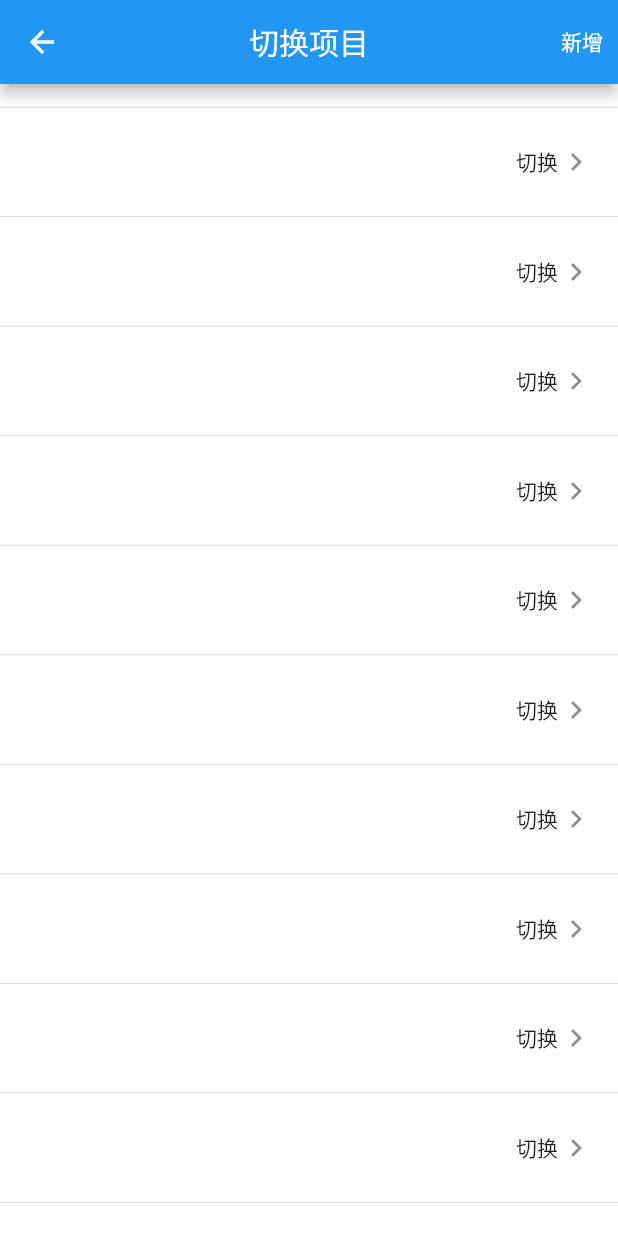
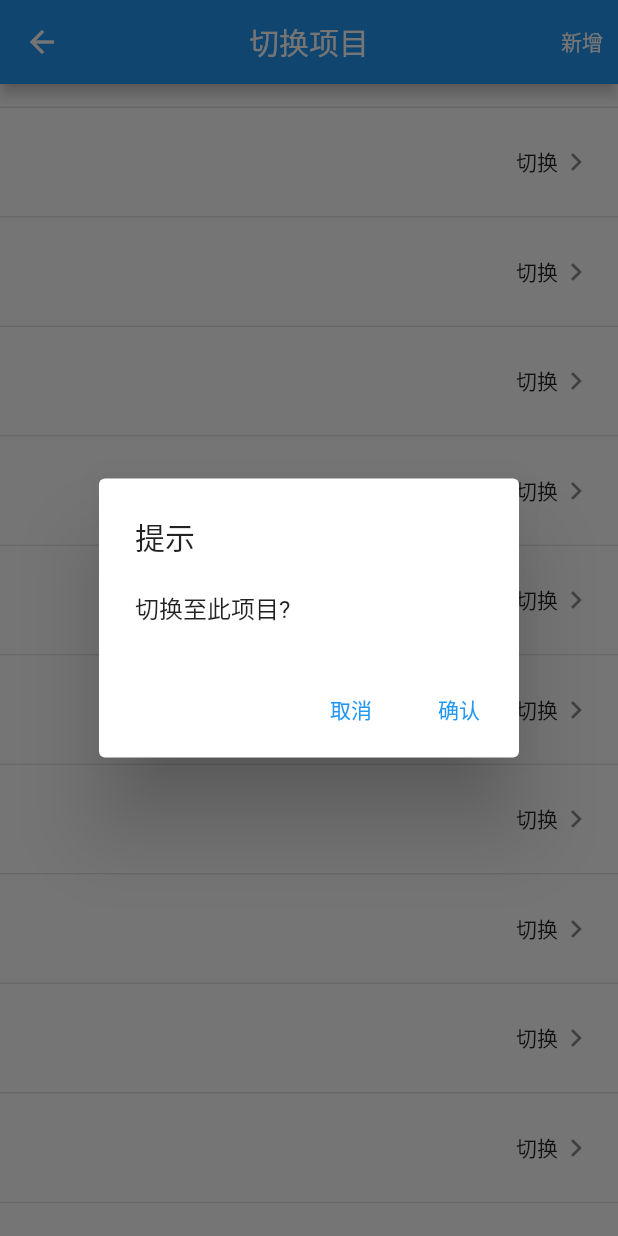
Before and after one commit to vcqzero/jjhy-app-refactor, a Flutter app: the ExchangeWorkyard screen opened directly, scrolled down 1152 dp, after a tap on "切换", on a phone screen of 412 x 824 dp. Run offline on Flutter 3.47's test engine with Material 2 defaults, Android fonts, the phone set to English and light mode, and no system bars; our stand-ins replace dio, flutter_easyloading, flutter_svg, fluttertoast, get_storage, image_picker and 4 more; missing offline and left inert: amap_flutter_base, amap_flutter_location, amap_flutter_map; accounts and stored records are empty; network calls fail.

Commit message:
完成项目切换

```diff
--- a/lib/config/Config.dart
+++ b/lib/config/Config.dart
@@ -14,7 +14,7 @@ class Config {
 
   /// 接口baseUrl
   static String baseUrlProduction = 'https://api.jjhycom.cn';
-  static String baseUrlDevelopment = 'http://10.231.92.48:3000';
+  static String baseUrlDevelopment = 'http://10.231.92.78:3000';
 
   /// 获取baseurl
   static String getBaseUrl() {
--- a/lib/pages/profile/ExchangeWorkyard.dart
+++ b/lib/pages/profile/ExchangeWorkyard.dart
@@ -1,8 +1,15 @@
+import 'dart:developer';
+
+import 'package:app/api/UserApi.dart';
 import 'package:app/assets/ImageAssets.dart';
 import 'package:app/store/User.dart';
+import 'package:app/utils/MyDialog.dart';
+import 'package:app/utils/MyDio.dart';
+import 'package:app/utils/MyEasyLoading.dart';
 import 'package:app/utils/MyRoles.dart';
 import 'package:app/widgets/MyAppBar.dart';
 import 'package:app/widgets/MyTile.dart';
+import 'package:dio/dio.dart';
 import 'package:flutter/material.dart';
 
 class ExchangeWorkyard extends StatefulWidget {
@@ -14,6 +21,8 @@ class ExchangeWorkyard extends StatefulWidget {
 
 class _ExchangeWorkyardState extends State<ExchangeWorkyard> {
   late User _user;
+  CancelToken? _cancelToken;
+  bool _loading = false;
 
   @override
   void initState() {
@@ -21,16 +30,44 @@ class _ExchangeWorkyardState extends State<ExchangeWorkyard> {
     super.initState();
   }
 
-  Widget _getItemTile(int index) {
+  @override
+  void dispose() {
+    _cancelToken?.cancel();
+    super.dispose();
+  }
+
+  _exchangeWrokyard(int? wid) async {
+    try {
+      if (_loading || wid == null) return;
+      _loading = true;
+
+      MyEasyLoading.loading('切换中...');
+      MyResponse res = UserApi.exchangeWorkyard(wid);
+      _cancelToken = res.cancelToken;
+      await res.future.then((value) => null);
+      await User.reload();
+      setState(() {
+        _user = User.cached();
+      });
+      MyEasyLoading.success('操作成功');
+    } catch (e) {
+      log('错误', error: e);
+    } finally {
+      _loading = false;
+      MyEasyLoading.hide();
+    }
+  }
+
+  Widget _getItemTile(int index, BuildContext context) {
     Map workyard = _user.workyards?[index] ?? {};
     String? name = workyard['name'];
-    int? id = workyard['id'];
+    int? wid = workyard['id'];
     Map? pivot = workyard['pivot'];
     String? roleName = pivot?['role'];
     String roleLabel = MyRoles().getLabel(roleName);
-    bool isUsing = id != null &&
+    bool isUsing = wid != null &&
         _user.workyard?['id'] != null &&
-        id == _user.workyard?['id'];
+        wid == _user.workyard?['id'];
 
     return MyTile(
       title: name ?? '',
@@ -41,7 +78,16 @@ class _ExchangeWorkyardState extends State<ExchangeWorkyard> {
               style: TextStyle(color: Colors.green),
             )
           : Text('切换'),
-      onTap: isUsing ? null : () {},
+      onTap: isUsing
+          ? null
+          : () {
+              MyDialog(
+                context,
+                title: '提示',
+                textChildren: [Text('切换至此项目?')],
+                onConfirm: () => {_exchangeWrokyard(wid)},
+              ).open();
+            },
     );
   }
 
@@ -60,8 +106,8 @@ class _ExchangeWorkyardState extends State<ExchangeWorkyard> {
           ],
         ),
         body: ListView.builder(
-          itemBuilder: (context, index) {
-            return _getItemTile(index);
+          itemBuilder: (c, index) {
+            return _getItemTile(index, context);
           },
           itemCount: _user.workyards?.length,
         ),
--- a/lib/store/User.dart
+++ b/lib/store/User.dart
@@ -102,6 +102,7 @@ class User {
   }
 
   /// 从服务器重新刷新用户数据
+  /// 然后调用User.cached()
   static Future<void> reload() async {
     try {
       // 判断是否存在token
--- a/lib/utils/MyEasyLoading.dart
+++ b/lib/utils/MyEasyLoading.dart
@@ -18,7 +18,7 @@ class MyEasyLoading {
   }
 
   // 显示success
-  static success(status) {
+  static success(String status) {
     EasyLoading.showSuccess(status);
   }
 
--- a/lib/widgets/MyTile.dart
+++ b/lib/widgets/MyTile.dart
@@ -72,7 +72,6 @@ class MyTile extends StatelessWidget {
             ),
             // maxLines: 1,
           ),
-
           tileColor: Colors.white,
           subtitle: subtitle != null
               ? Text(
```
Also changed, not shown: lib/api/UserApi.dart (+12 -0 lines).
